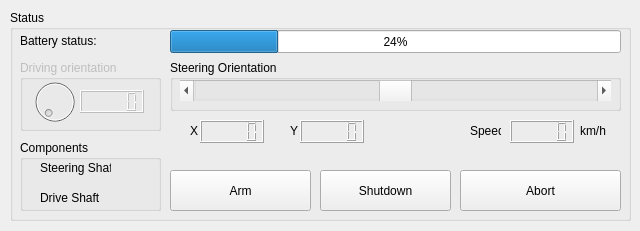
The window that CPI-UI/atvwindow.ui (madmilla/THO78-Roborescue) describes before a commit, drawn with Qt 5.
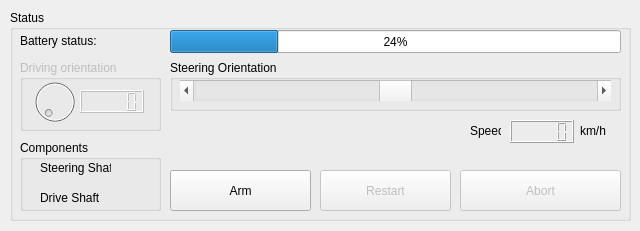
The same window after the commit.

The edit to the form file:
```diff
--- a/CPI-UI/atvwindow.ui
+++ b/CPI-UI/atvwindow.ui
@@ -117,6 +117,9 @@
      </widget>
     </widget>
     <widget class="QPushButton" name="abortButton">
+     <property name="enabled">
+      <bool>false</bool>
+     </property>
      <property name="geometry">
       <rect>
        <x>450</x>
@@ -130,6 +133,9 @@
      </property>
     </widget>
     <widget class="QPushButton" name="shutdownButton">
+     <property name="enabled">
+      <bool>false</bool>
+     </property>
      <property name="geometry">
       <rect>
        <x>310</x>
@@ -139,7 +145,7 @@
       </rect>
      </property>
      <property name="text">
-      <string>Shutdown</string>
+      <string>Restart</string>
      </property>
     </widget>
     <widget class="QPushButton" name="armButton">
@@ -207,52 +213,6 @@
       <string>Battery status:</string>
      </property>
     </widget>
-    <widget class="QLCDNumber" name="xLCD">
-     <property name="geometry">
-      <rect>
-       <x>190</x>
-       <y>110</y>
-       <width>64</width>
-       <height>23</height>
-      </rect>
-     </property>
-    </widget>
-    <widget class="QLabel" name="xLabel">
-     <property name="geometry">
-      <rect>
-       <x>180</x>
-       <y>110</y>
-       <width>16</width>
-       <height>21</height>
-      </rect>
-     </property>
-     <property name="text">
-      <string>X</string>
-     </property>
-    </widget>
-    <widget class="QLabel" name="yLabel">
-     <property name="geometry">
-      <rect>
-       <x>280</x>
-       <y>110</y>
-       <width>16</width>
-       <height>21</height>
-      </rect>
-     </property>
-     <property name="text">
-      <string>Y</string>
-     </property>
-    </widget>
-    <widget class="QLCDNumber" name="yLCD">
-     <property name="geometry">
-      <rect>
-       <x>290</x>
-       <y>110</y>
-       <width>64</width>
-       <height>23</height>
-      </rect>
-     </property>
-    </widget>
     <widget class="QLabel" name="speedLabel">
      <property name="geometry">
       <rect>
```
